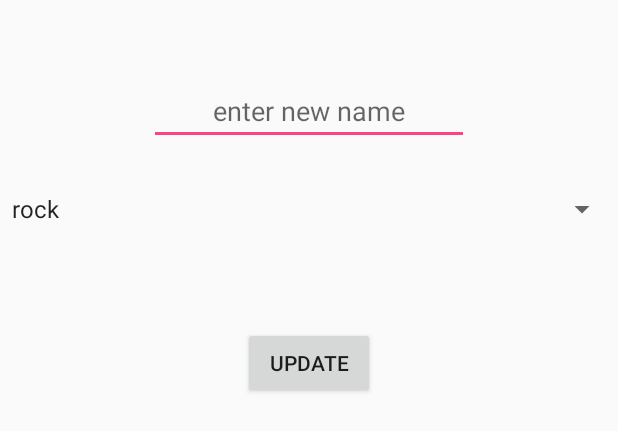
After one commit to chigup/Pentair_DB, an Android app: the layout update_dialog.xml on its own in the app's theme, with its tools: preview values and no code run, on a phone screen of 412 x 824 dp. The commit adds this screen. Shown: the top 431 px of the screen. Run offline under Robolectric (Android 15) with nearby library versions, the phone set to English and light mode, and no system bars.

Commit message:
update method added

```diff
--- a/app/src/main/java/pentair/pentair_db/Track.java
+++ b/app/src/main/java/pentair/pentair_db/Track.java
@@ -7,7 +7,7 @@ String trackId;
 int trackRating;
 
 
-    public  void Track(){
+    public   Track(){
 
     }
 
--- a/app/src/main/java/pentair/pentair_db/artist_list_adapter.java
+++ b/app/src/main/java/pentair/pentair_db/artist_list_adapter.java
@@ -11,14 +11,14 @@ import android.widget.TextView;
 
 import java.util.List;
 
-public class artist_list_adapter extends ArrayAdapter {
+public class artist_list_adapter extends ArrayAdapter<artist> {
 
     private Activity context;
     private List<artist> artistList;
 
     public artist_list_adapter(Activity context, List<artist> artistList){
 
-        super(context,R.layout.list_layout,artistList);
+        super(context,R.layout.artist_list_layout,artistList);
         this.context = context;
         this.artistList = artistList;
 
@@ -28,7 +28,7 @@ public class artist_list_adapter extends ArrayAdapter {
     @Override
     public View getView(int position, @Nullable View convertView, @NonNull ViewGroup parent) {
         LayoutInflater inflater = context.getLayoutInflater();
-        View layoutView = inflater.inflate(R.layout.list_layout,null,true);
+        View layoutView = inflater.inflate(R.layout.artist_list_layout,null,true);
         TextView name = (TextView)layoutView.findViewById(R.id.textViewArtist);
         TextView genre = (TextView)layoutView.findViewById(R.id.textViewGenre);
         artist artist  = artistList.get(position);
--- /dev/null
+++ b/app/src/main/res/layout/update_dialog.xml
@@ -0,0 +1,42 @@
+<?xml version="1.0" encoding="utf-8"?>
+<RelativeLayout
+    xmlns:android="http://schemas.android.com/apk/res/android"
+    xmlns:tools="http://schemas.android.com/tools"
+    android:layout_width="match_parent"
+    android:layout_height="match_parent">
+
+
+    <EditText
+        android:id="@+id/updateText"
+        android:layout_width="wrap_content"
+        android:layout_height="wrap_content"
+        android:layout_alignParentTop="true"
+        android:layout_centerHorizontal="true"
+        android:layout_marginTop="51dp"
+        android:ems="10"
+        android:hint="enter new name"
+        android:inputType="textPersonName"
+        android:textAlignment="center"
+        tools:layout_editor_absoluteX="85dp"
+        tools:layout_editor_absoluteY="58dp" />
+
+    <Button
+        android:id="@+id/updateButton"
+        android:layout_width="wrap_content"
+        android:layout_height="wrap_content"
+        android:layout_alignParentTop="true"
+        android:layout_centerHorizontal="true"
+        android:layout_marginTop="218dp"
+        android:text="update"
+        tools:layout_editor_absoluteX="163dp"
+        tools:layout_editor_absoluteY="177dp" />
+
+    <Spinner
+        android:id="@+id/updateSpinner"
+        android:layout_width="match_parent"
+        android:layout_height="wrap_content"
+        android:layout_alignParentStart="true"
+        android:layout_alignParentTop="true"
+        android:layout_marginTop="127dp"
+        android:entries="@array/genres" />
+</RelativeLayout>
```
Also changed, not shown: app/src/main/java/pentair/pentair_db/MainActivity.java (+49 -8 lines), app/src/main/java/pentair/pentair_db/addTrackActitvty.java (+33 -8 lines), app/src/main/java/pentair/pentair_db/track_list_adapter.java (added, +43 -0 lines), app/src/main/res/layout/track_list_layout.xml (added, +28 -0 lines), app/src/main/res/layout/artist_list_layout.xml (renamed from app/src/main/res/layout/list_layout.xml).
